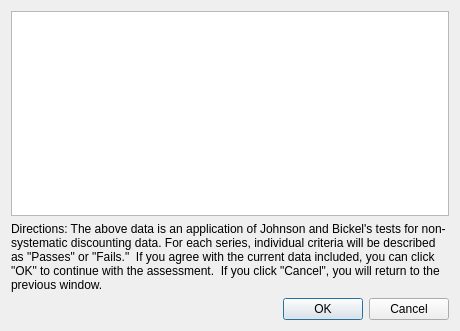
First picture: the form in systematicchekdialog.ui, repository miyamot0/ModelSelectorQt, before the edit.
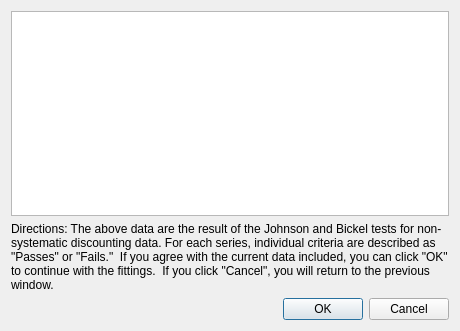
Second picture: the form after the edit.

Diff of the .ui file:
```diff
--- a/systematicchekdialog.ui
+++ b/systematicchekdialog.ui
@@ -36,7 +36,7 @@
    <item>
     <widget class="QLabel" name="label">
      <property name="text">
-      <string>Directions: The above data is an application of Johnson and Bickel's tests for non-systematic discounting data. For each series, individual criteria will be described as &quot;Passes&quot; or &quot;Fails.&quot;  If you agree with the current data included, you can click &quot;OK&quot; to continue with the assessment.  If you click &quot;Cancel&quot;, you will return to the previous window.</string>
+      <string>Directions: The above data are the result of the Johnson and Bickel tests for non-systematic discounting data. For each series, individual criteria are described as &quot;Passes&quot; or &quot;Fails.&quot;  If you agree with the current data included, you can click &quot;OK&quot; to continue with the fittings.  If you click &quot;Cancel&quot;, you will return to the previous window.</string>
      </property>
      <property name="wordWrap">
       <bool>true</bool>
```
